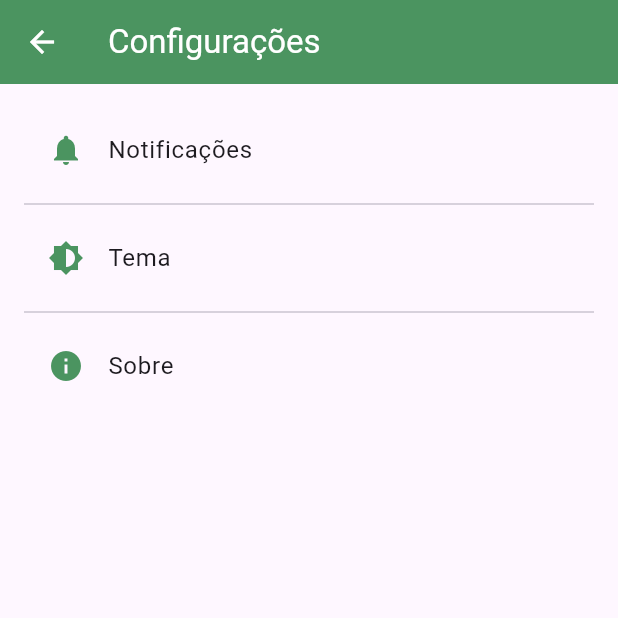
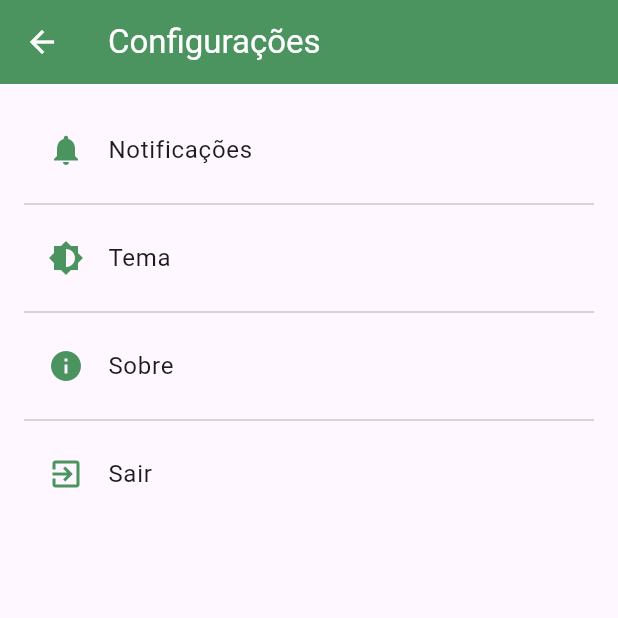
Before and after one commit to gsfgabi/Projeto-APP-Mensagens, a Flutter app: the SettingsPage screen opened directly, on a phone screen of 412 x 824 dp, the top half of it. Run offline on Flutter 3.47's test engine with Material 3 defaults, Android fonts, the phone set to English and light mode, and no system bars; our stand-ins replace cloud_firestore, firebase_auth, firebase_core, firebase_messaging; accounts and stored records are empty.

Commit message:
ajuste botao sair

```diff
--- a/app_unichat/lib/pages/settings_page.dart
+++ b/app_unichat/lib/pages/settings_page.dart
@@ -1,5 +1,10 @@
 import 'package:flutter/material.dart';
 import '../widgets/app_controller.dart';
+import 'login_page.dart';
+import 'package:firebase_auth/firebase_auth.dart';
+
+final FirebaseAuth _firebaseAuth = FirebaseAuth.instance;
+
 
 class SettingsPage extends StatelessWidget {
   const SettingsPage({Key? key}) : super(key: key);
@@ -23,6 +28,8 @@ class SettingsPage extends StatelessWidget {
           _buildThemeTile(context),
           const Divider(),
           _buildAboutTile(context),
+          const Divider(),
+          _buildExitTile(context),
         ],
       ),
     );
@@ -54,6 +61,20 @@ class SettingsPage extends StatelessWidget {
       title: const Text('Sobre'),
       onTap: () {
         // Lógica para a opção de Sobre
+      },
+    );
+  }
+
+  Widget _buildExitTile(BuildContext context) {
+    return ListTile(
+      leading: const Icon(Icons.exit_to_app, color: Color(0xFF4B9460)),
+      title: const Text('Sair'),
+      onTap: () async {
+        await _firebaseAuth.signOut();
+        Navigator.pushReplacement(
+          context,
+          MaterialPageRoute(builder: (context) => const LoginPage()),
+        );
       },
     );
   }
```
Also changed, not shown: app_unichat/lib/pages/chat_page.dart (+13 -12 lines), app_unichat/lib/pages/class_page.dart (+10 -10 lines).
